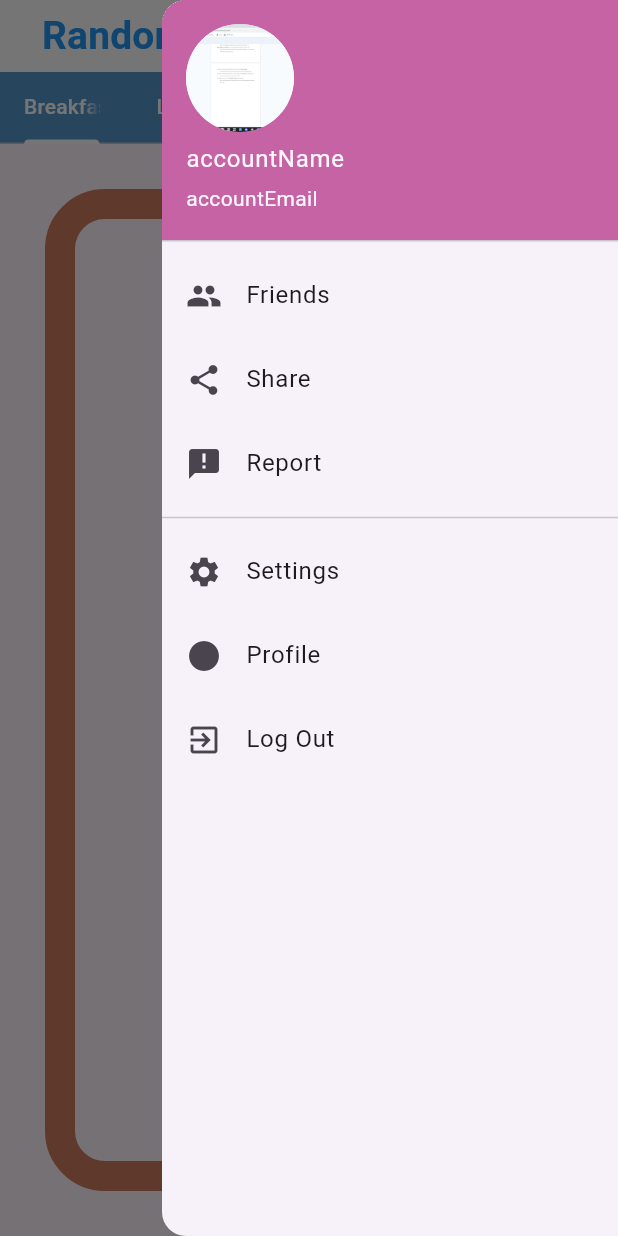
After one commit to 100277/randomnotrandom, a Flutter app: the hehe screen opened directly, with the side drawer open, on a phone screen of 412 x 824 dp. The commit adds this screen. Run offline on Flutter 3.47's test engine with Material 3 defaults, Android fonts, the light colour scheme and no system bars.

Commit message:
praise stackoverflow

```diff
--- /dev/null
+++ b/lib/favorite.dart
@@ -0,0 +1,74 @@
+import 'package:flutter/material.dart';
+
+
+class favorite extends StatelessWidget {
+  const favorite({
+    super.key,
+  });
+
+
+
+  @override
+  Widget build(BuildContext context) {
+    return Drawer(
+      child: ListView(
+        padding: EdgeInsets.zero,
+        children: [
+          UserAccountsDrawerHeader(
+            accountName: Text("accountName"),
+            accountEmail: Text("accountEmail"),
+            currentAccountPicture: CircleAvatar(
+              child: ClipOval(
+                child: Image.asset(
+            "assets/screen.png",
+
+                width: 90,
+                height: 90,
+                fit: BoxFit.cover,
+              ),
+            ),
+            ),
+            decoration: BoxDecoration(
+              color: Color.fromARGB(255, 197, 99, 164),
+            ),
+          ),
+        ListTile(
+          leading: Icon(Icons.people),
+          title: Text("Friends"),
+            onTap: () => null,
+        ),
+        ListTile(
+          leading: Icon(Icons.share),
+          title: Text("Share"),
+          onTap: () => null,
+        ),
+        ListTile(
+          leading: Icon(Icons.announcement),
+          title: Text("Report"),
+          onTap: () => null,
+        ),
+        Spacer(),
+        Divider(),
+        ListTile(
+          leading: Icon(Icons.settings),
+          title: Text("Settings"),
+          onTap: () => null,
+        ),
+        ListTile(
+          leading: Icon(Icons.circle),
+          title: Text("Profile"),
+          onTap: () => null,
+        ),
+        Spacer(
+          flex: 2,
+
+        ),
+        ListTile(
+          leading: Icon(Icons.exit_to_app),
+          title: Text("Log Out"),
+          onTap: () => null,
+        ),
+        ],)
+    );
+  }
+}
--- a/lib/screen/home.dart
+++ b/lib/screen/home.dart
@@ -1,5 +1,6 @@
 import 'package:flutter/material.dart';
 import "package:randomnotrandom/tab.dart";
+import "package:randomnotrandom/favorite.dart";
 void main() {
   runApp( home());
 }
@@ -9,6 +10,20 @@ class home extends StatelessWidget {
 
 
 
+  @override
+  Widget build(BuildContext context) {
+    return MaterialApp(debugShowCheckedModeBanner: false,home: hehe());
+  }
+}
+
+class hehe extends StatefulWidget {
+  const hehe({Key? key}) : super(key: key);
+
+  @override
+  _heheState createState() => _heheState();
+}
+
+class _heheState extends State<hehe> {
   @override
   Widget build(BuildContext context) {
     List<String> menu =[
@@ -21,13 +36,29 @@ class home extends StatelessWidget {
     return DefaultTabController(
       length: menu.length,
       child: Scaffold(
+        endDrawer: favorite(),
         appBar: AppBar(
-          title: Text("Random Not Random", style: TextStyle(fontSize: 26.0, color: Colors.lightBlue, fontWeight: FontWeight.bold)),
+          title: Row(
+            children: [
+              TextButton(
+                onPressed: () {
+                  Navigator.push(context, MaterialPageRoute(builder: (context) => home()));
+                },
+                style: ButtonStyle(
+                  foregroundColor: MaterialStateProperty.all<Color>(Colors.blue),
+                ),
+                child: Text("Random not Random", style: TextStyle(fontSize: 26, color: Colors.blue, fontWeight: FontWeight.bold),
+              )),
+              Spacer(),
+              IconButton(
+                onPressed: () {
+                  Scaffold.of(context).openEndDrawer();
+                },
+                icon: Icon(Icons.star, color: Colors.blue,),
+              ),
+            ],
+            ),
           backgroundColor: Colors.white,
-          actions: [
-            IconButton(icon: const Icon(Icons.star), color: Colors.lightBlue, onPressed: () {},),
-            IconButton(icon: const Icon(Icons.menu), color: Colors.lightBlue, onPressed: () {},),
-          ],
           bottom: PreferredSize(
             preferredSize: Size.fromHeight(40),
             child: Container(
```
Also changed, not shown: lib/maain.dart (+40 -1 lines), 5 other files.
